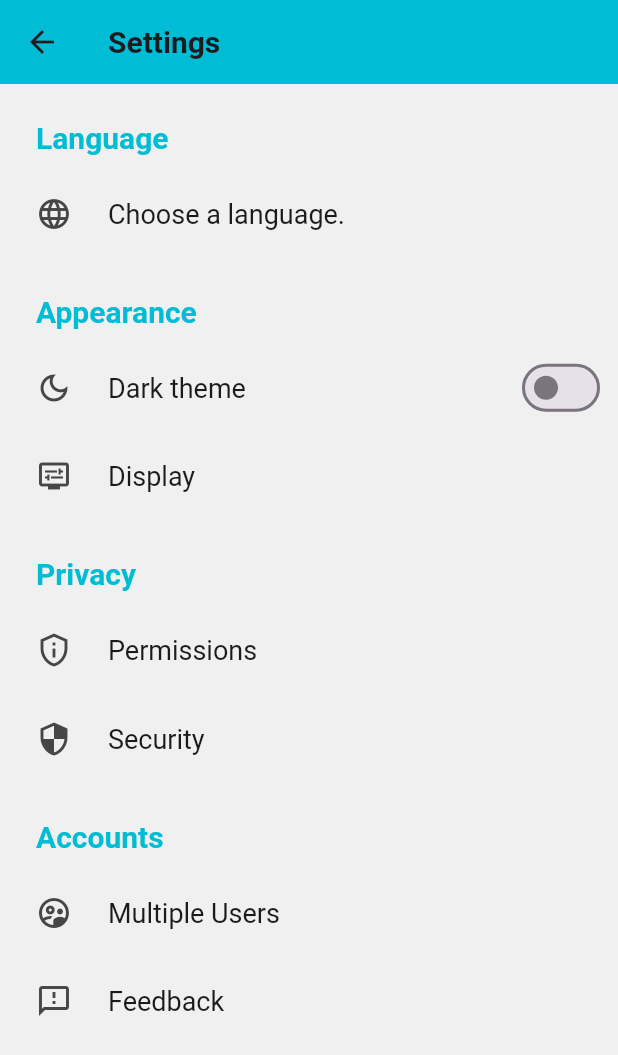
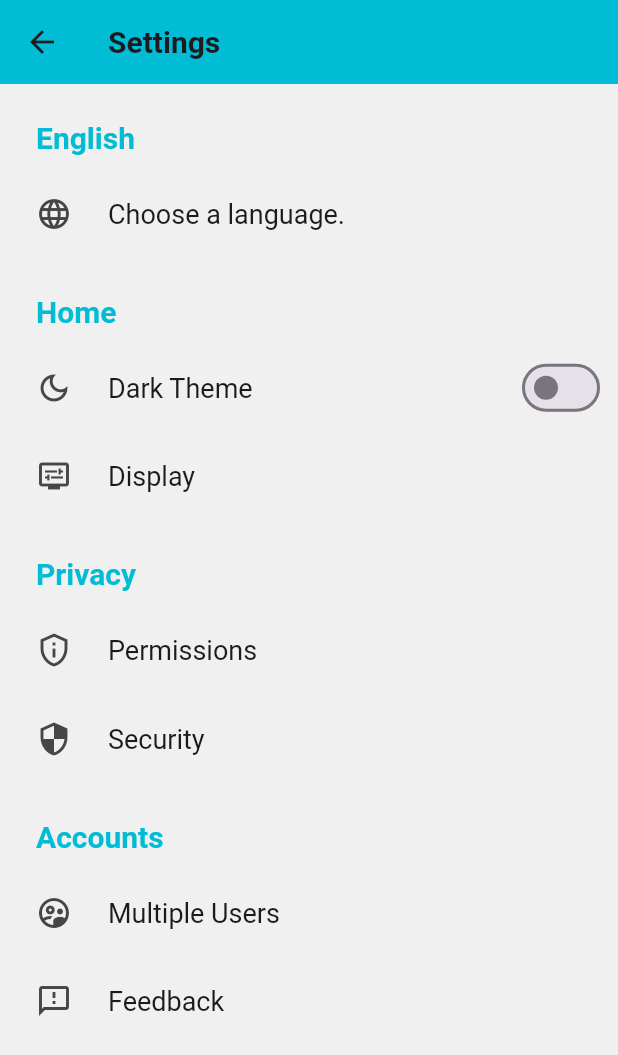
Before and after one commit to my-neme-eh-jeff/AIVA, a Flutter app: the Setting screen opened directly, on a phone screen of 412 x 824 dp. Shown: the top 1055 px of the screen. Run offline on Flutter 3.47's test engine with Material 3 defaults, Android fonts, the phone set to English and light mode, and no system bars; drawn by our look-alikes of settings_ui; our stand-ins replace adaptive_theme, email_validator, flutter_spinkit, font_awesome_flutter, google_generative_ai, image_picker and 5 more; missing offline and left inert: fast_contacts, flutter_phone_direct_caller, flutter_pty, flutter_sound, translator, xterm; accounts and stored records are empty; generated files the repository leaves out were written again.

Commit message:
contacts added

```diff
--- a/lib/constants.dart
+++ b/lib/constants.dart
@@ -5,7 +5,7 @@ class Constants {
   String apiKey = 'AIzaSyBLfuL7Vztx2v3HCc73oYRa1oU5KEJyLcU';
 
   String ngrokurl =
-      'https://4375-2409-40c0-1048-fe65-29d1-15a0-9476-5049.ngrok-free.app';
+      'https://faa8-2409-40c0-1048-fe65-597d-2429-50c1-3560.ngrok-free.app';
   String base_url = 'http://13.200.249.129:8080';
 
   String prompt = """
--- a/lib/screens/Drawer/settings/Setting.dart
+++ b/lib/screens/Drawer/settings/Setting.dart
@@ -28,9 +28,9 @@ class _SettingState extends State<Setting> {
     return SafeArea(
       child: Scaffold(
           appBar: AppBar(
-            title: const Text(
-              "Settings",
-              style: TextStyle(
+            title: Text(
+              AppLocalizations.of(context)!.setting,
+              style: const TextStyle(
                 fontSize: 20,
                 fontWeight: FontWeight.w700,
               ),
@@ -45,9 +45,9 @@ class _SettingState extends State<Setting> {
                 Expanded(
                   child: SettingsList(brightness: Brightness.dark, sections: [
                     SettingsSection(
-                        title: const Text(
-                          "Language",
-                          style: TextStyle(
+                        title: Text(
+                          AppLocalizations.of(context)!.language,
+                          style: const TextStyle(
                               fontSize: 20,
                               fontWeight: FontWeight.w700,
                               color: Colors.cyan),
@@ -65,9 +65,9 @@ class _SettingState extends State<Setting> {
                           ),
                         ]),
                     SettingsSection(
-                        title: const Text(
-                          "Appearance",
-                          style: TextStyle(
+                        title: Text(
+                          AppLocalizations.of(context)!.home,
+                          style: const TextStyle(
                               fontSize: 20,
                               fontWeight: FontWeight.w700,
                               color: Colors.cyan),
@@ -76,7 +76,8 @@ class _SettingState extends State<Setting> {
                           SettingsTile.switchTile(
                             initialValue: dark ?? false,
                             leading: const Icon(Icons.dark_mode_outlined),
-                            title: const Text("Dark theme"),
+                            title:
+                                Text(AppLocalizations.of(context)!.darkTheme),
                             onToggle: (value) async {
                               var prefs = await SharedPreferences.getInstance();
                               await prefs.setBool('dark', value);
@@ -93,13 +94,13 @@ class _SettingState extends State<Setting> {
                           ),
                           SettingsTile(
                             leading: const Icon(Icons.display_settings),
-                            title: const Text('Display'),
+                            title: Text(AppLocalizations.of(context)!.display),
                           ),
                         ]),
                     SettingsSection(
-                        title: const Text(
-                          "Privacy",
-                          style: TextStyle(
+                        title: Text(
+                          AppLocalizations.of(context)!.privacy,
+                          style: const TextStyle(
                               fontSize: 20,
                               fontWeight: FontWeight.w700,
                               color: Colors.cyan),
@@ -107,17 +108,18 @@ class _SettingState extends State<Setting> {
                         tiles: <SettingsTile>[
                           SettingsTile(
                             leading: const Icon(Icons.privacy_tip_outlined),
-                            title: const Text("Permissions"),
+                            title:
+                                Text(AppLocalizations.of(context)!.permissions),
                           ),
                           SettingsTile(
                             leading: const Icon(Icons.security_outlined),
-                            title: const Text('Security'),
+                            title: Text(AppLocalizations.of(context)!.security),
                           ),
                         ]),
                     SettingsSection(
-                        title: const Text(
-                          "Accounts",
-                          style: TextStyle(
+                        title: Text(
+                          AppLocalizations.of(context)!.accounts,
+                          style: const TextStyle(
                               fontSize: 20,
                               fontWeight: FontWeight.w700,
                               color: Colors.cyan),
@@ -126,11 +128,12 @@ class _SettingState extends State<Setting> {
                           SettingsTile(
                             leading: const Icon(
                                 Icons.supervised_user_circle_outlined),
-                            title: const Text("Multiple Users"),
+                            title: Text(
+                                AppLocalizations.of(context)!.multipleUsers),
                           ),
                           SettingsTile(
                             leading: const Icon(Icons.feedback_outlined),
-                            title: const Text('Feedback'),
+                            title: Text(AppLocalizations.of(context)!.feedback),
                           ),
                         ]),
                   ]),
--- a/lib/screens/bottomBar/queries/contacts.dart
+++ b/lib/screens/bottomBar/queries/contacts.dart
@@ -20,7 +20,7 @@ class Contacts extends StatelessWidget {
         appBar: AppBar(
           title: const Text("Contacts"),
           centerTitle: true,
-          backgroundColor: Colors.grey,
+          backgroundColor: Colors.cyan,
           elevation: 0.0,
         ),
         body: SizedBox(
@@ -33,20 +33,22 @@ class Contacts extends StatelessWidget {
                     child: SizedBox(
                         width: deviceWidth * (10.0 / width),
                         height: deviceHeight * (50.0 / height),
-                        child: const CircularProgressIndicator()),
+                        child: const CircularProgressIndicator(
+                          color: Colors.cyan,
+                        )),
                   );
                 }
                 return ListView.builder(
                     itemCount: snapshot.data?.length,
                     itemBuilder: (context, index) {
                       Contact contact = snapshot.data![index];
+                      print(snapshot.data![index]);
                       return ListTile(
                         leading: const CircleAvatar(
                           radius: 20.0,
                           child: Icon(Icons.person),
                         ),
                         title: Text(contact.displayName),
-                        subtitle: Text(contact.phones[0].toString()),
                       );
                     });
               },
--- a/lib/screens/bottomBar/queries/queries.dart
+++ b/lib/screens/bottomBar/queries/queries.dart
@@ -1,5 +1,6 @@
 import 'package:flutter/cupertino.dart';
 import 'package:flutter/material.dart';
+import 'package:flutter_phone_direct_caller/flutter_phone_direct_caller.dart';
 import 'package:loading_animation_widget/loading_animation_widget.dart';
 import 'package:shared_preferences/shared_preferences.dart';
 import 'package:untitled1/helpers/Utils.dart';
@@ -277,8 +278,10 @@ class _AudioInputState extends State<AudioInput>
                           }
                         } else {
                           if (lst[0] == 'call') {
+                            lastWords = lst[2];
                             Navigator.of(context).push(MaterialPageRoute(
                                 builder: (context) => const Contacts()));
+                            _callNumber();
                           }
                         }
                       } else {
@@ -378,4 +381,9 @@ class _AudioInputState extends State<AudioInput>
     final audio = File('${directory.path}/$name');
     return File(path).copy(audio.path);
   }
+
+  _callNumber() async {
+    const number = '+91 98192 81311'; //set the number here
+    bool? res = await FlutterPhoneDirectCaller.callNumber(number);
+  }
 }
```
